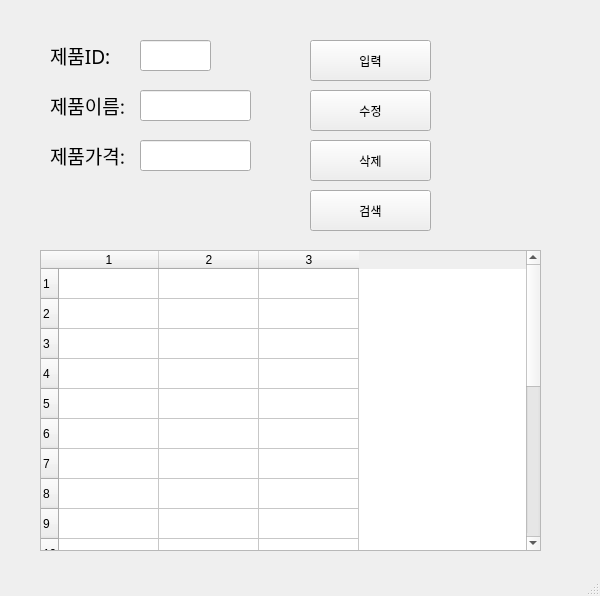
Before: the Qt Designer form ProductList3.ui in jaewanpark25/python230821, drawn with Qt 5.
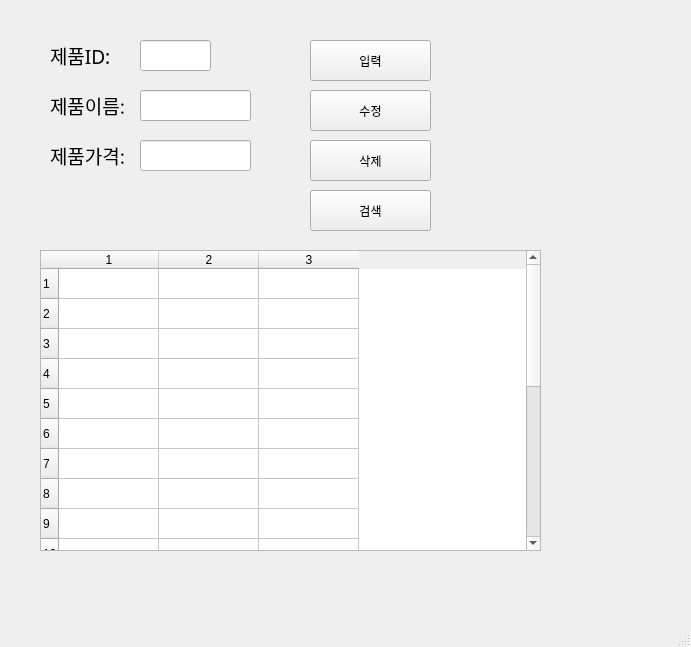
After: the same form once the commit is applied.

The edit to the form file:
```diff
--- a/ProductList3.ui
+++ b/ProductList3.ui
@@ -6,8 +6,8 @@
    <rect>
     <x>0</x>
     <y>0</y>
-    <width>600</width>
-    <height>596</height>
+    <width>691</width>
+    <height>647</height>
    </rect>
   </property>
   <property name="windowTitle">
```
Left out of the diff: 2 changed lines with no effect on the pictures.
